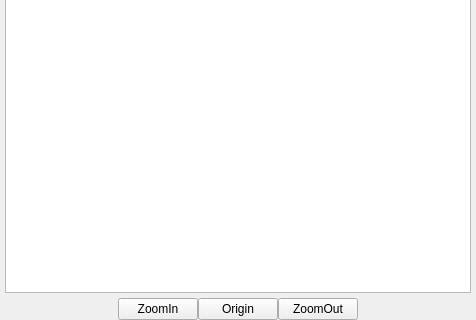
This is quicktikz/imageview.ui in Svaling/quicktikz as Qt 5 draws it before an edit; both pictures show x 0 to 476 and y 177 to 497 of the 476 by 497 pixel window. The edited form follows.
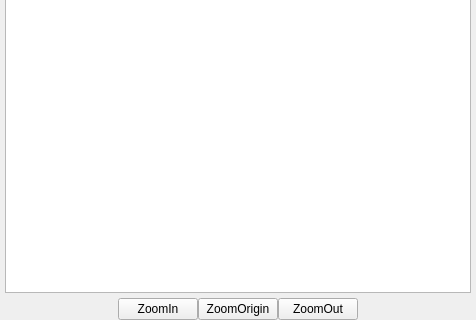
This is the edited form.

```diff
--- a/quicktikz/imageview.ui
+++ b/quicktikz/imageview.ui
@@ -60,7 +60,7 @@
      <item>
       <widget class="QPushButton" name="pushButton_3">
        <property name="text">
-        <string>Origin</string>
+        <string>ZoomOrigin</string>
        </property>
       </widget>
      </item>
```
